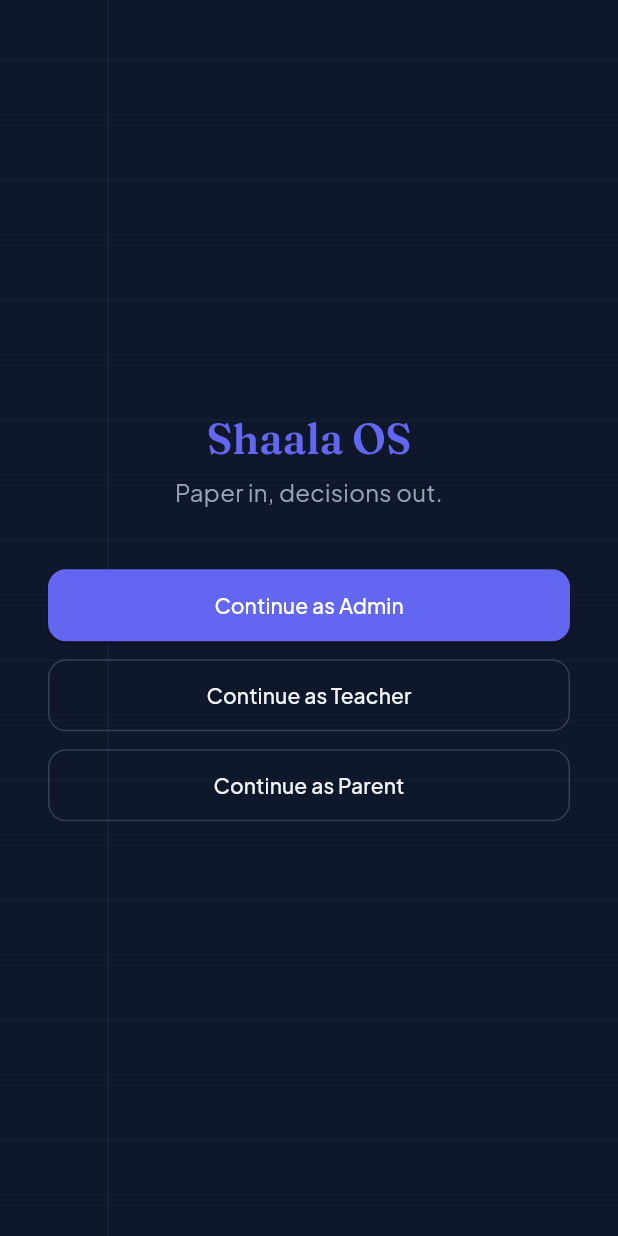
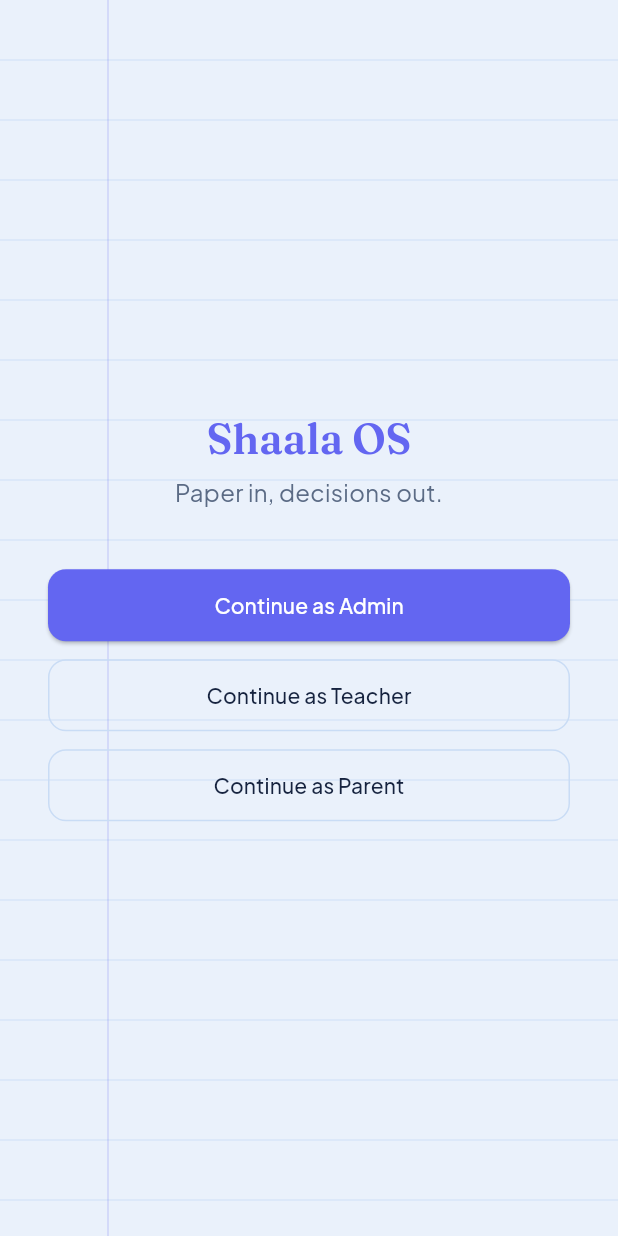
Before and after one commit to arunishrajput/shaala-os, a Flutter app: the screen it shows after launch, on a phone screen of 412 x 824 dp. Run offline on Flutter 3.47's test engine with Material 3 defaults, Android fonts, the phone set to English and light mode, and no system bars; our stand-ins replace dio, file_picker, fl_chart, flutter_riverpod, freezed_annotation, go_router and 2 more; missing offline and left inert: mobile_scanner; generated files the repository leaves out were written again.

Commit message:
phase-6: restyle to a light blue theme
Swaps the dark slate palette for a light one -- a pale sky-blue page wash,
crisp white cards, rule-blue borders, deep ink-navy text -- while keeping
the indigo accent and Fraunces/Plus Jakarta Sans pairing as the continuous
brand identity. Leans into the existing ruled-paper login motif, which now
reads as an actual school notebook page instead of a faint dark-mode texture.

Values-only change: AppColors field names (slateDark/Mid/Light) are kept as-is
so every one of the ~20 call sites across the app needed zero edits. Severity
colors (critical/warning/info) were re-picked for AA text contrast on a light
background, not just recolored -- several are used as direct text color, not
only fills. Deliberately a restyle, not a runtime toggle: CLAUDE.md excludes
dark-mode toggles/settings pages from scope, and this theme is hardcoded via
static AppColors constants read directly (not Theme.of(context)) across the
whole frontend, so a real toggle would mean refactoring every screen -- out of
scope for a hackathon demo. Verified live: login, dashboard, and timetable
screens all render correctly with `flutter run -d chrome`.

Claude-Session: https://claude.ai/code/session_01Qnnz8aAreFoF7MrkhFrpKo

```diff
--- a/apps/admin/lib/core/theme.dart
+++ b/apps/admin/lib/core/theme.dart
@@ -1,22 +1,26 @@
 import 'package:flutter/material.dart';
 import 'package:google_fonts/google_fonts.dart';
 
-// PROMPT.md §7.1: deep slate base, one accent, semantic severity colors.
-// Never default Material blue.
+// PROMPT.md §7.1: one accent, semantic severity colors, never default
+// Material blue. Palette is a school exercise book read in morning light --
+// a pale sky-blue wash, crisp white "page" cards, rule-blue borders, deep
+// ink-navy text -- rather than a generic SaaS pastel. Field names kept as
+// slateDark/Mid/Light (their original dark-theme roles: page bg / card
+// surface / border) so every call site across the app needed zero changes.
 class AppColors {
-  static const slateDark = Color(0xFF0F172A);
-  static const slateMid = Color(0xFF1E293B);
-  static const slateLight = Color(0xFF334155);
+  static const slateDark = Color(0xFFEAF1FB); // page wash
+  static const slateMid = Color(0xFFFFFFFF); // card / surface
+  static const slateLight = Color(0xFFC9DCF5); // rule-blue border
   static const accent = Color(0xFF6366F1);
-  static const critical = Color(0xFFEF4444);
-  static const warning = Color(0xFFF59E0B);
-  static const info = Color(0xFF10B981);
-  static const textPrimary = Color(0xFFF1F5F9);
-  static const textSecondary = Color(0xFF94A3B8);
+  static const critical = Color(0xFFDC2626);
+  static const warning = Color(0xFFB45309);
+  static const info = Color(0xFF047857);
+  static const textPrimary = Color(0xFF16233F);
+  static const textSecondary = Color(0xFF5B6B85);
 }
 
 ThemeData buildAppTheme() {
-  final base = ThemeData.dark(useMaterial3: true);
+  final base = ThemeData.light(useMaterial3: true);
   final bodyTheme = GoogleFonts.plusJakartaSansTextTheme(base.textTheme).apply(
     bodyColor: AppColors.textPrimary,
     displayColor: AppColors.textPrimary,
@@ -41,7 +45,7 @@ ThemeData buildAppTheme() {
 
   return base.copyWith(
     scaffoldBackgroundColor: AppColors.slateDark,
-    colorScheme: const ColorScheme.dark(
+    colorScheme: const ColorScheme.light(
       primary: AppColors.accent,
       secondary: AppColors.accent,
       surface: AppColors.slateMid,
@@ -58,7 +62,9 @@ ThemeData buildAppTheme() {
       elevation: 0,
       shape: RoundedRectangleBorder(
         borderRadius: BorderRadius.circular(12),
-        side: BorderSide(color: AppColors.slateLight.withValues(alpha: 0.4)),
+        // White cards on a light wash need a firmer border than the old
+        // dark theme did to still read as a distinct "page" edge.
+        side: BorderSide(color: AppColors.slateLight.withValues(alpha: 0.9)),
       ),
     ),
     navigationRailTheme: const NavigationRailThemeData(
--- a/apps/admin/lib/features/auth/login_screen.dart
+++ b/apps/admin/lib/features/auth/login_screen.dart
@@ -120,7 +120,7 @@ class _RuledPaperPainter extends CustomPainter {
   @override
   void paint(Canvas canvas, Size size) {
     final rulePaint = Paint()
-      ..color = AppColors.slateLight.withValues(alpha: 0.18)
+      ..color = AppColors.slateLight.withValues(alpha: 0.55)
       ..strokeWidth = 1;
     for (var y = _lineSpacing; y < size.height; y += _lineSpacing) {
       canvas.drawLine(Offset(0, y), Offset(size.width, y), rulePaint);
@@ -128,7 +128,7 @@ class _RuledPaperPainter extends CustomPainter {
 
     if (size.width > _marginInset + 40) {
       final marginPaint = Paint()
-        ..color = AppColors.accent.withValues(alpha: 0.12)
+        ..color = AppColors.accent.withValues(alpha: 0.22)
         ..strokeWidth = 1;
       canvas.drawLine(
         Offset(_marginInset, 0),
```
